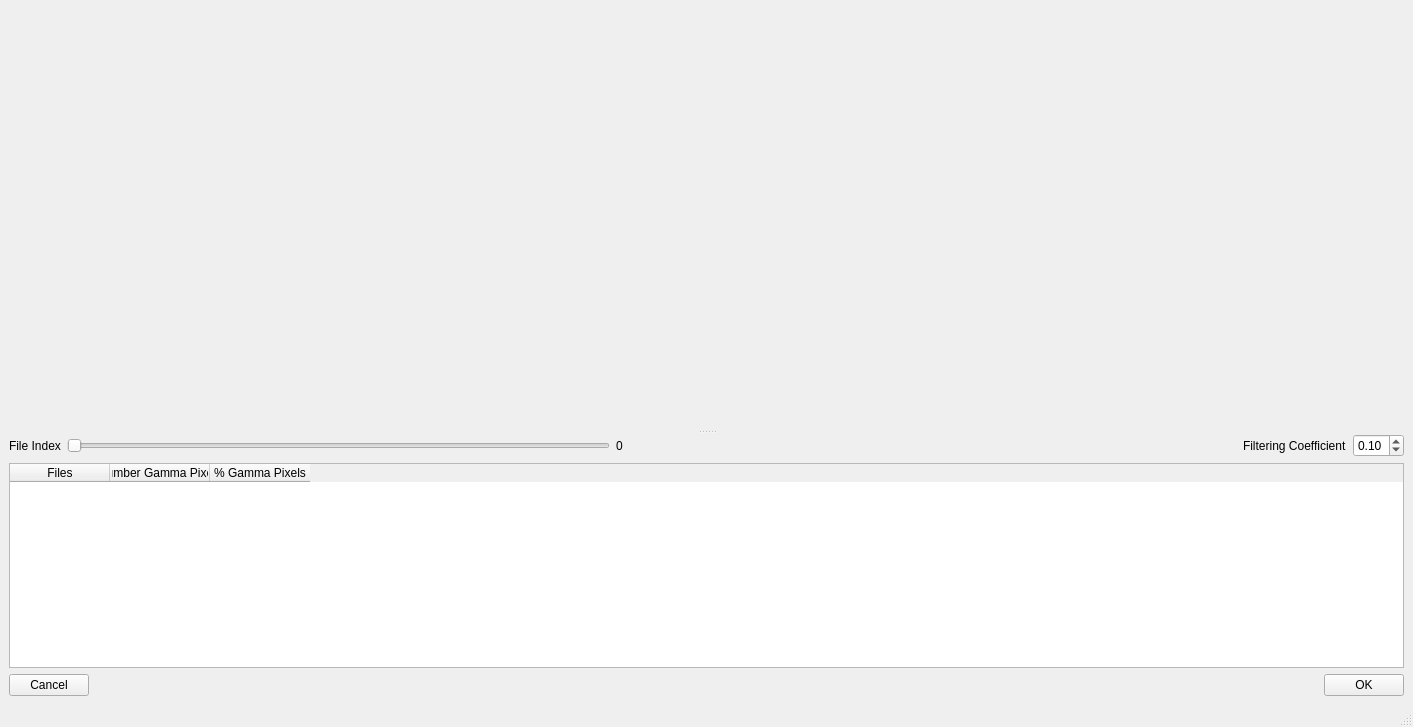
Above: ui/ui_gamma_filtering_tool.ui from neutronimaging/python_notebooks before the change. Below: the same form after it.
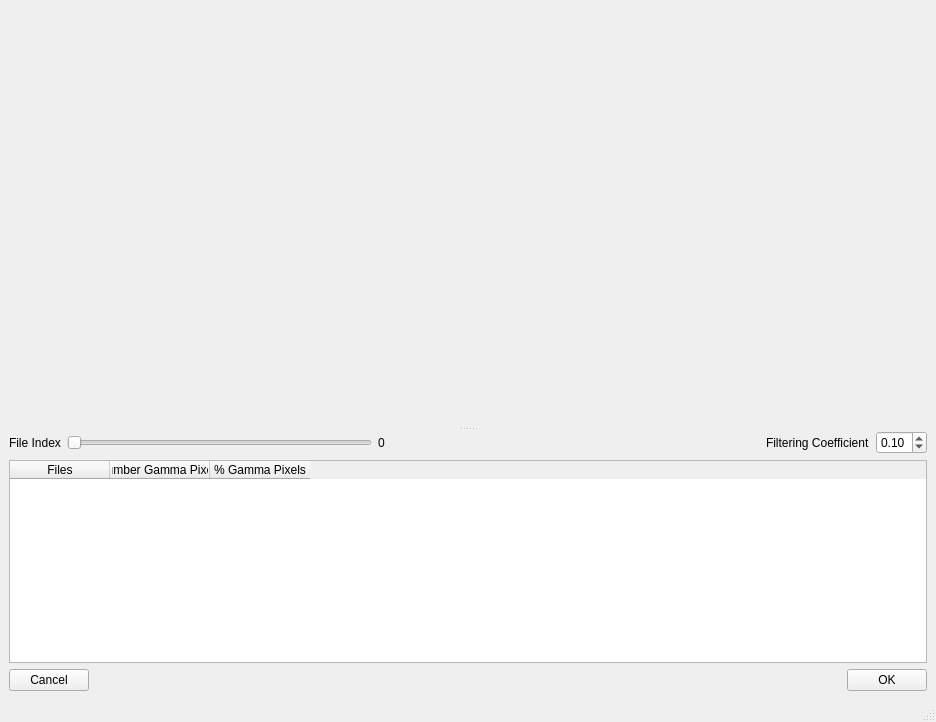
That is the form after the change.

```diff
--- a/ui/ui_gamma_filtering_tool.ui
+++ b/ui/ui_gamma_filtering_tool.ui
@@ -6,8 +6,8 @@
    <rect>
     <x>0</x>
     <y>0</y>
-    <width>1413</width>
-    <height>727</height>
+    <width>936</width>
+    <height>722</height>
    </rect>
   </property>
   <property name="windowTitle">
@@ -34,7 +34,7 @@
         </size>
        </property>
       </widget>
-      <widget class="QWidget" name="layoutWidget">
+      <widget class="QWidget" name="">
        <layout class="QVBoxLayout" name="verticalLayout_2">
         <item>
          <layout class="QVBoxLayout" name="verticalLayout">
```
Left out of the diff: 35 changed lines with no effect on the pictures.
